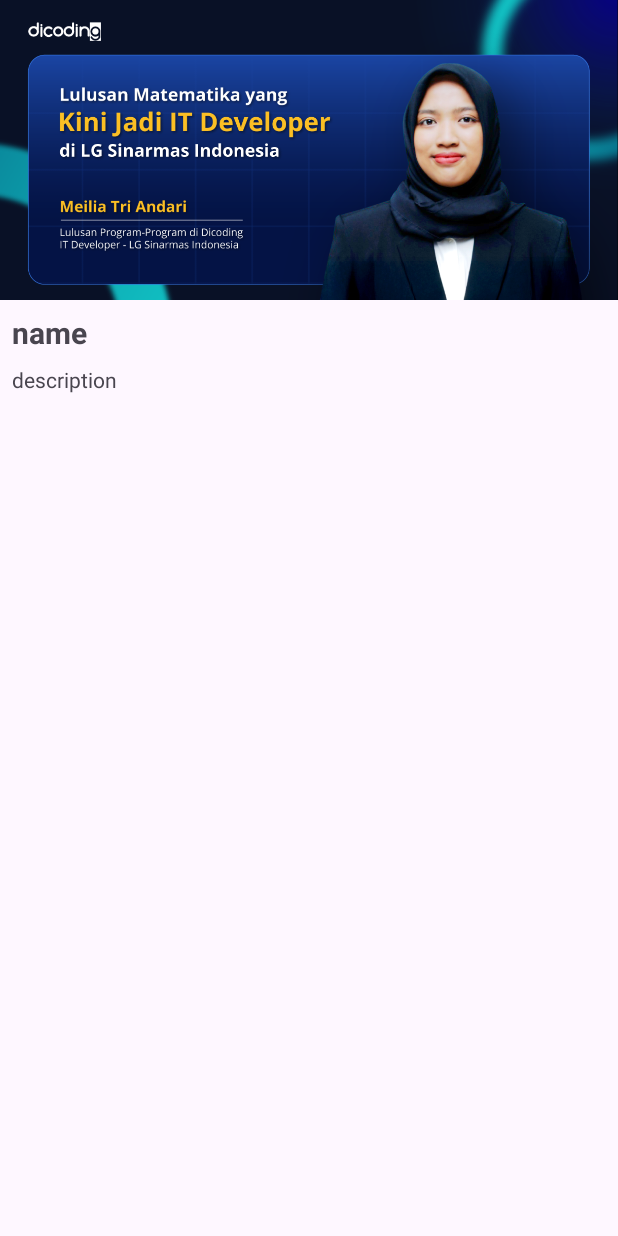
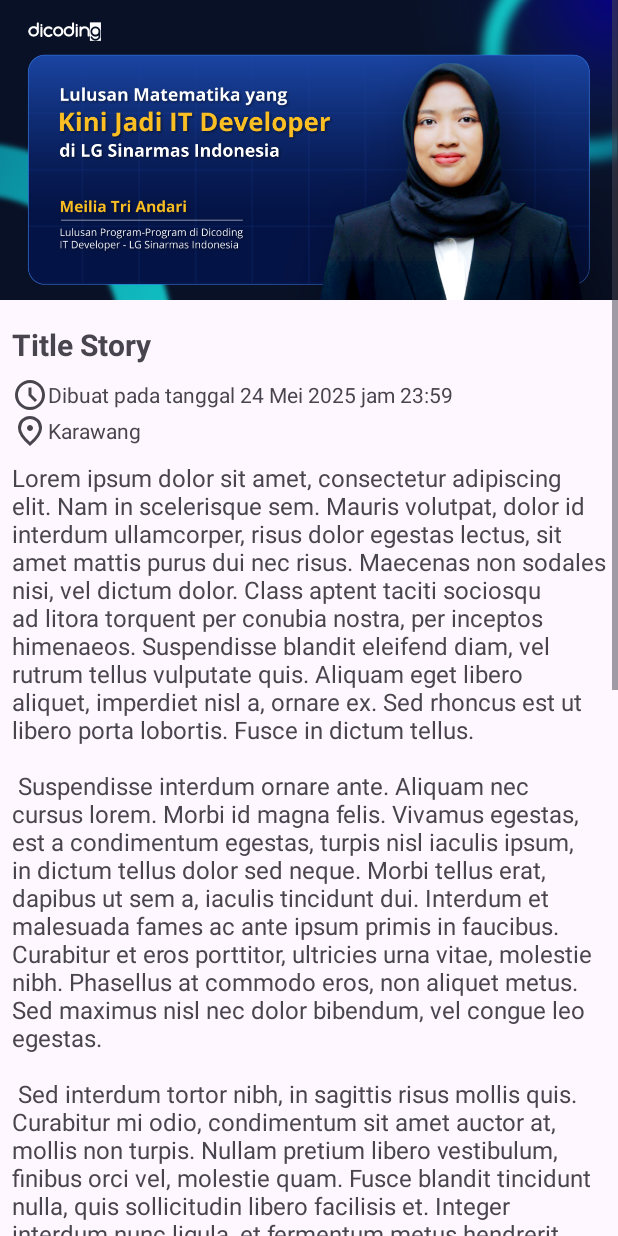
Before and after one commit to akhsaul/DStory, an Android app: the layout fragment_detail.xml on its own in the app's theme, with its tools: preview values and no code run, on a phone screen of 412 x 824 dp. Run offline under Robolectric (Android 15) with nearby library versions, the phone set to English and light mode, and no system bars.

Commit message:
feat: Enhance detail story screen with location and date
This commit introduces several improvements to the detail story screen:

- Displays the creation date of the story, formatted for the local time zone.
- Adds a `MyGeocoder` utility to fetch and display the story's location based on its coordinates.
- Includes a new location icon.
- Updates the layout of the detail fragment to accommodate the new information.
- Refactors the `ListStoryAdapter` and `DetailFragment` to use a common date formatting utility.
- Integrates `MyGeocoder` and `DetailViewModel` into the Koin dependency injection setup.
- Adds string resources for image descriptions.

```diff
--- /dev/null
+++ b/app/src/main/res/drawable/location_on_24px.xml
@@ -0,0 +1,10 @@
+<vector xmlns:android="http://schemas.android.com/apk/res/android"
+    android:width="24dp"
+    android:height="24dp"
+    android:tint="?attr/colorControlNormal"
+    android:viewportWidth="960"
+    android:viewportHeight="960">
+    <path
+        android:fillColor="@android:color/white"
+        android:pathData="M480,480Q513,480 536.5,456.5Q560,433 560,400Q560,367 536.5,343.5Q513,320 480,320Q447,320 423.5,343.5Q400,367 400,400Q400,433 423.5,456.5Q447,480 480,480ZM480,774Q602,662 661,570.5Q720,479 720,408Q720,299 650.5,229.5Q581,160 480,160Q379,160 309.5,229.5Q240,299 240,408Q240,479 299,570.5Q358,662 480,774ZM480,880Q319,743 239.5,625.5Q160,508 160,408Q160,258 256.5,169Q353,80 480,80Q607,80 703.5,169Q800,258 800,408Q800,508 720.5,625.5Q641,743 480,880ZM480,400Q480,400 480,400Q480,400 480,400Q480,400 480,400Q480,400 480,400Q480,400 480,400Q480,400 480,400Q480,400 480,400Q480,400 480,400Z" />
+</vector>
--- a/app/src/main/res/layout/fragment_detail.xml
+++ b/app/src/main/res/layout/fragment_detail.xml
@@ -9,13 +9,14 @@
 
     <androidx.constraintlayout.widget.ConstraintLayout
         android:layout_width="match_parent"
-        android:layout_height="wrap_content">
+        android:layout_height="wrap_content"
+        android:paddingBottom="64dp">
 
         <ImageView
             android:id="@+id/iv_detail_photo"
-            android:layout_width="0dp"
+            android:layout_width="match_parent"
             android:layout_height="200dp"
-            android:contentDescription="Image"
+            android:contentDescription="@string/desc_img_story"
             android:scaleType="centerCrop"
             app:layout_constraintEnd_toEndOf="parent"
             app:layout_constraintStart_toStartOf="parent"
@@ -24,16 +25,41 @@
 
         <com.google.android.material.textview.MaterialTextView
             android:id="@+id/tv_detail_name"
-            android:layout_width="0dp"
+            android:layout_width="match_parent"
             android:layout_height="wrap_content"
             android:layout_marginHorizontal="8dp"
-            android:layout_marginTop="8dp"
+            android:layout_marginTop="16dp"
             android:textSize="20sp"
             android:textStyle="bold"
             app:layout_constraintEnd_toEndOf="parent"
             app:layout_constraintStart_toStartOf="parent"
             app:layout_constraintTop_toBottomOf="@+id/iv_detail_photo"
-            tools:text="name" />
+            tools:text="Title Story" />
+
+        <com.google.android.material.textview.MaterialTextView
+            android:id="@+id/tvDate"
+            android:layout_width="match_parent"
+            android:layout_height="wrap_content"
+            android:layout_marginHorizontal="8dp"
+            android:layout_marginTop="8dp"
+            android:drawableStart="@drawable/schedule_24px"
+            android:gravity="center_vertical"
+            app:layout_constraintEnd_toEndOf="parent"
+            app:layout_constraintStart_toStartOf="parent"
+            app:layout_constraintTop_toBottomOf="@+id/tv_detail_name"
+            tools:text="Dibuat pada tanggal 24 Mei 2025 jam 23:59" />
+
+        <com.google.android.material.textview.MaterialTextView
+            android:id="@+id/tvLocation"
+            android:layout_width="match_parent"
+            android:layout_height="wrap_content"
+            android:layout_marginHorizontal="8dp"
+            android:drawableStart="@drawable/location_on_24px"
+            android:gravity="center_vertical"
+            app:layout_constraintEnd_toEndOf="parent"
+            app:layout_constraintStart_toStartOf="parent"
+            app:layout_constraintTop_toBottomOf="@+id/tvDate"
+            tools:text="Karawang" />
 
         <com.google.android.material.textview.MaterialTextView
             android:id="@+id/tv_detail_description"
@@ -41,9 +67,10 @@
             android:layout_height="wrap_content"
             android:layout_marginHorizontal="8dp"
             android:layout_marginTop="8dp"
+            android:textSize="16sp"
             app:layout_constraintEnd_toEndOf="parent"
             app:layout_constraintStart_toStartOf="parent"
-            app:layout_constraintTop_toBottomOf="@+id/tv_detail_name"
-            tools:text="description" />
+            app:layout_constraintTop_toBottomOf="@+id/tvLocation"
+            tools:text="@string/lorem_ipsum" />
     </androidx.constraintlayout.widget.ConstraintLayout>
 </ScrollView>
--- a/app/src/main/res/layout/item_story.xml
+++ b/app/src/main/res/layout/item_story.xml
@@ -15,7 +15,7 @@
             android:id="@+id/iv_item_photo"
             android:layout_width="0dp"
             android:layout_height="200dp"
-            android:contentDescription="Image"
+            android:contentDescription="@string/desc_img_story"
             android:scaleType="centerCrop"
             app:layout_constraintEnd_toEndOf="parent"
             app:layout_constraintStart_toStartOf="parent"
--- a/app/src/main/res/values/strings.xml
+++ b/app/src/main/res/values/strings.xml
@@ -57,4 +57,5 @@
     <string name="attachment_summary_off">Only download attachments when manually requested</string>
     <string name="txt_register">Register</string>
     <string name="txt_login">Login</string>
+    <string name="desc_img_story">Image Story</string>
 </resources>
```
Also changed, not shown: app/src/main/java/org/akhsaul/dicodingstory/Extension.kt (+12 -0 lines), app/src/main/java/org/akhsaul/dicodingstory/adapter/ListStoryAdapter.kt (+4 -8 lines), app/src/main/java/org/akhsaul/dicodingstory/di/AppModule.kt (+10 -3 lines), app/src/main/java/org/akhsaul/dicodingstory/ui/detail/DetailFragment.kt (+20 -4 lines), app/src/main/java/org/akhsaul/dicodingstory/ui/detail/DetailViewModel.kt (+35 -1 lines), app/src/main/java/org/akhsaul/dicodingstory/util/MyGeocoder.kt (added, +88 -0 lines).
